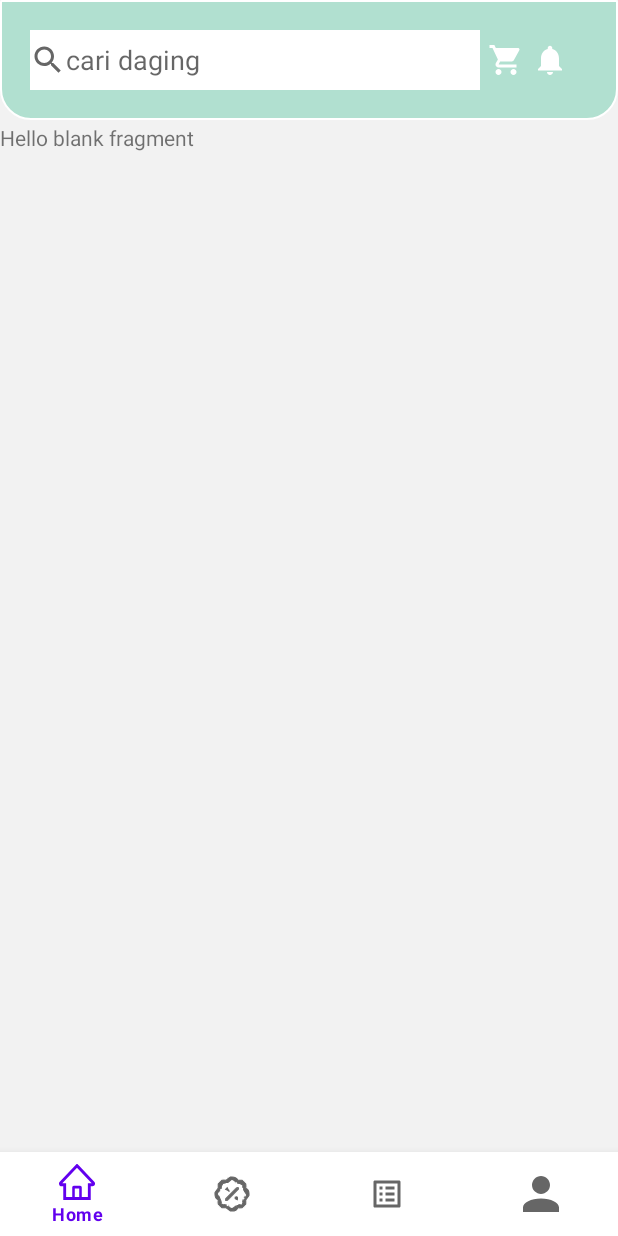
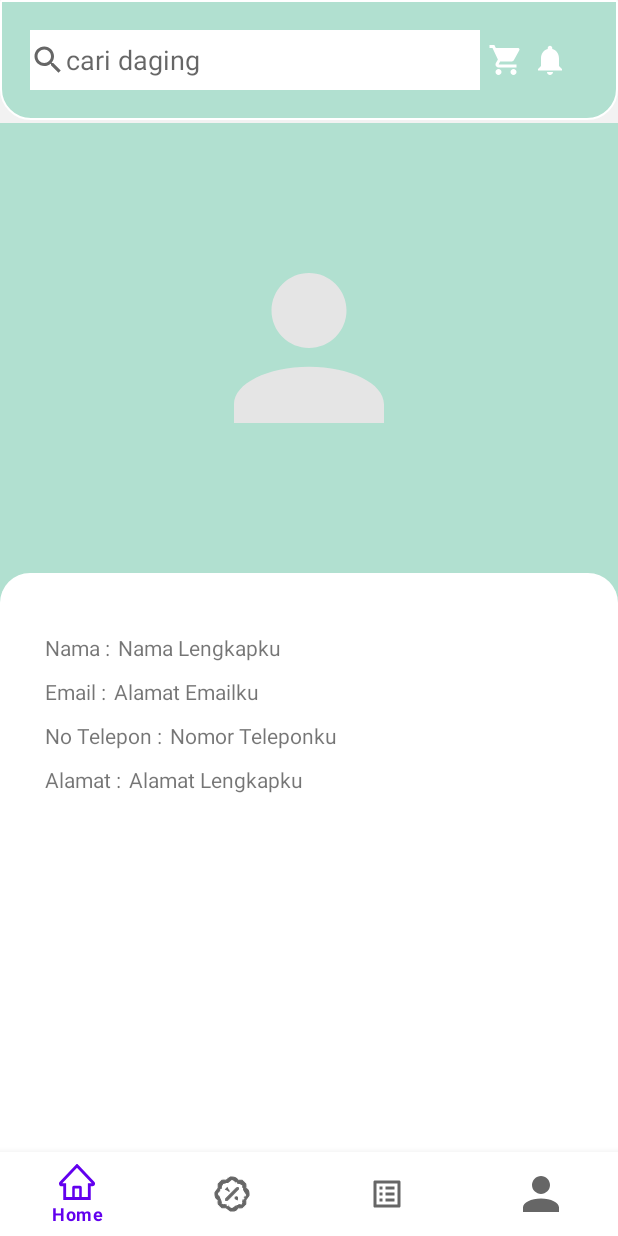
Before and after one commit to AldiAl05/DagangDaging, an Android app: the fragment FragmentAccount placed in its activity, on a phone screen of 412 x 824 dp. Run offline under Robolectric (Android 15) with nearby library versions, the phone set to English and light mode, and no system bars.

Commit message:
Update Main Menu

```diff
--- a/app/src/main/res/drawable/rectangle3.xml
+++ b/app/src/main/res/drawable/rectangle3.xml
@@ -1,8 +1,8 @@
 <?xml version="1.0" encoding="utf-8"?>
 <shape xmlns:android="http://schemas.android.com/apk/res/android">
     <solid android:color="@color/white" />
-    <stroke android:width="1dp" android:color="@color/black" />
+    <stroke android:width="0dp" android:color="@color/black" />
     <padding android:left="10dp" android:top="10dp" android:right="10dp" android:bottom="10dp" />
-    <corners android:topLeftRadius="10dp" android:topRightRadius="10dp"
-        android:bottomLeftRadius="10dp" android:bottomRightRadius="10dp"/>
+    <corners android:topLeftRadius="20dp" android:topRightRadius="20dp"
+        android:bottomLeftRadius="0dp" android:bottomRightRadius="0dp"/>
 </shape>
--- a/app/src/main/res/layout/fragment_account.xml
+++ b/app/src/main/res/layout/fragment_account.xml
@@ -1,14 +1,110 @@
 <?xml version="1.0" encoding="utf-8"?>
-<FrameLayout xmlns:android="http://schemas.android.com/apk/res/android"
+<RelativeLayout xmlns:android="http://schemas.android.com/apk/res/android"
     xmlns:tools="http://schemas.android.com/tools"
+    xmlns:app="http://schemas.android.com/apk/res-auto"
     android:layout_width="match_parent"
     android:layout_height="match_parent"
+    android:background="@color/GreenCyan"
     tools:context=".FragmentAccount">
+    <LinearLayout
+        android:id="@+id/fotoprofile"
+        android:layout_width="match_parent"
+        android:layout_height="wrap_content"
+        android:layout_marginTop="100dp"
+        android:layout_marginBottom="100dp"
+        android:gravity="center">
 
-    <!-- TODO: Update blank fragment layout -->
-    <TextView
+        <ImageView
+            android:layout_width="100dp"
+            android:layout_height="100dp"
+            android:src="@drawable/ic_account" />
+
+    </LinearLayout>
+
+    <LinearLayout
         android:layout_width="match_parent"
         android:layout_height="match_parent"
-        android:text="@string/hello_blank_fragment" />
+        android:layout_below="@+id/fotoprofile"
+        android:layout_alignParentBottom="true"
+        android:background="@drawable/rectangle3"
+        android:orientation="vertical"
+        android:padding="30dp">
 
-</FrameLayout>
+        <LinearLayout
+            android:layout_width="match_parent"
+            android:layout_height="wrap_content"
+            android:layout_marginTop="10dp"
+            android:orientation="horizontal">
+
+            <TextView
+                android:layout_width="wrap_content"
+                android:layout_height="wrap_content"
+                android:text="Nama :"
+                android:textSize="14dp" />
+
+            <TextView
+                android:layout_width="wrap_content"
+                android:layout_height="wrap_content"
+                android:layout_marginStart="5dp"
+                android:text="Nama Lengkapku" />
+        </LinearLayout>
+
+        <LinearLayout
+            android:layout_width="match_parent"
+            android:layout_height="wrap_content"
+            android:layout_marginTop="10dp"
+            android:orientation="horizontal">
+
+            <TextView
+                android:layout_width="wrap_content"
+                android:layout_height="wrap_content"
+                android:text="Email :"
+                android:textSize="14dp" />
+
+            <TextView
+                android:layout_width="wrap_content"
+                android:layout_height="wrap_content"
+                android:layout_marginStart="5dp"
+                android:text="Alamat Emailku " />
+        </LinearLayout>
+
+        <LinearLayout
+            android:layout_width="match_parent"
+            android:layout_height="wrap_content"
+            android:layout_marginTop="10dp"
+            android:orientation="horizontal">
+
+            <TextView
+                android:layout_width="wrap_content"
+                android:layout_height="wrap_content"
+                android:text="No Telepon :"
+                android:textSize="14dp" />
+
+            <TextView
+                android:layout_width="wrap_content"
+                android:layout_height="wrap_content"
+                android:layout_marginStart="5dp"
+                android:text="Nomor Teleponku " />
+        </LinearLayout>
+
+        <LinearLayout
+            android:layout_width="match_parent"
+            android:layout_height="wrap_content"
+            android:layout_marginTop="10dp"
+            android:orientation="horizontal">
+
+            <TextView
+                android:layout_width="wrap_content"
+                android:layout_height="wrap_content"
+                android:text="Alamat :"
+                android:textSize="14dp" />
+
+            <TextView
+                android:layout_width="wrap_content"
+                android:layout_height="wrap_content"
+                android:layout_marginStart="5dp"
+                android:text="Alamat Lengkapku" />
+        </LinearLayout>
+    </LinearLayout>
+
+</RelativeLayout>
--- a/app/src/main/res/layout/fragment_discount.xml
+++ b/app/src/main/res/layout/fragment_discount.xml
@@ -7,7 +7,6 @@
     android:background="@color/lightGray"
     tools:context=".FragmentDiscount">
 
-    <!--popular item-->
     <ScrollView
         android:id="@+id/scrollView"
         android:layout_width="match_parent"
```
